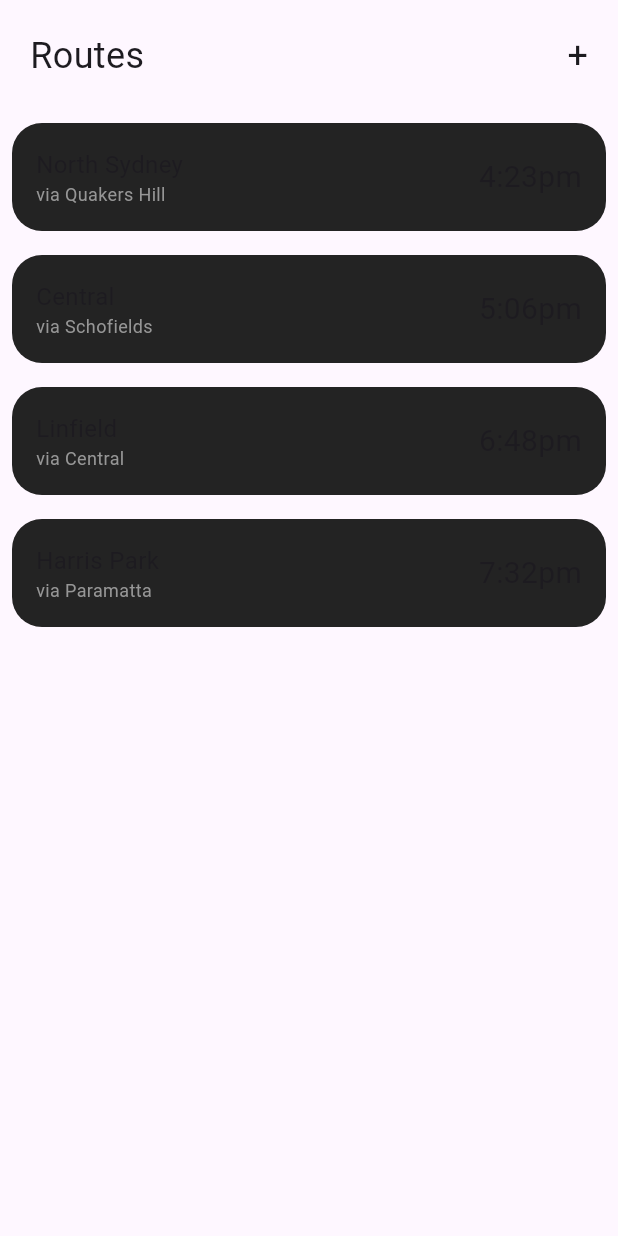
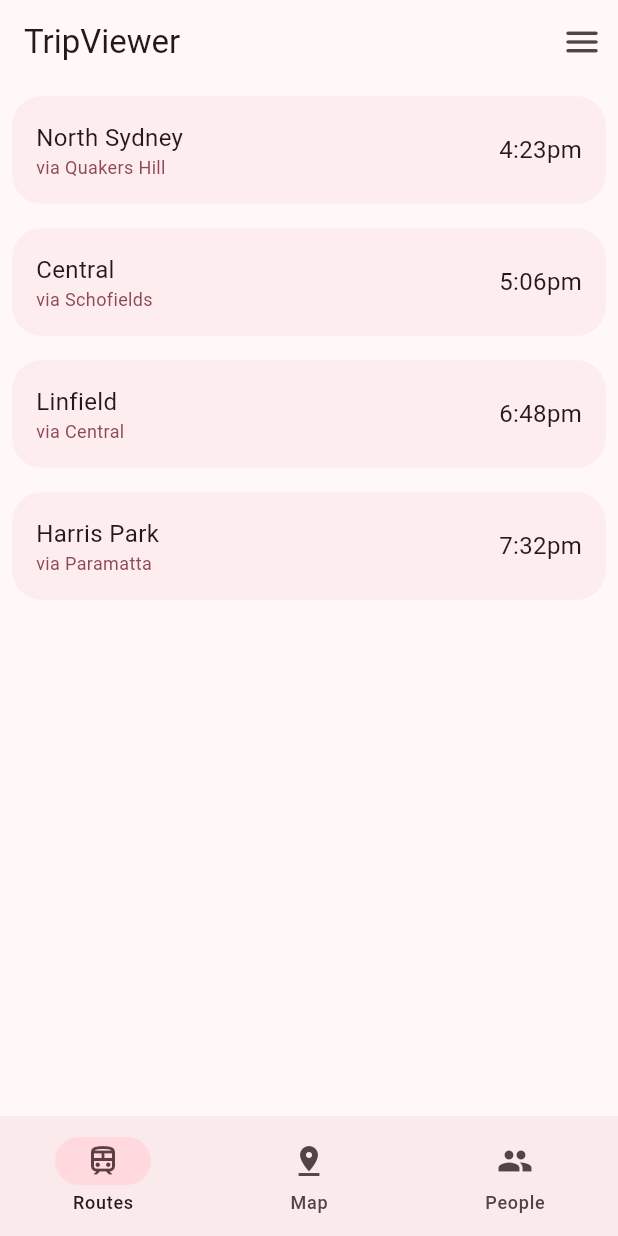
Before and after one commit to brynblack/tripviewer, a Flutter app: the screen it shows after launch, on a phone screen of 412 x 824 dp. Run offline on Flutter 3.47's test engine with Material 3 defaults, Android fonts, the light colour scheme and no system bars; drawn by our look-alikes of dynamic_color.

Commit message:
feat: now using dynamic colour

```diff
--- a/lib/main.dart
+++ b/lib/main.dart
@@ -1,20 +1,32 @@
+import 'package:dynamic_color/dynamic_color.dart';
 import 'package:flutter/material.dart';
+import 'package:flutter/services.dart';
 
-void main() {
-  runApp(const MyApp());
-}
+void main() => runApp(const TripViewer());
 
-class MyApp extends StatelessWidget {
-  const MyApp({super.key});
+class TripViewer extends StatelessWidget {
+  const TripViewer({super.key});
+
+  static final _defaultLightColorScheme = ColorScheme.fromSeed(
+      seedColor: Colors.pink, brightness: Brightness.light);
+
+  static final _defaultDarkColorScheme =
+      ColorScheme.fromSeed(seedColor: Colors.pink, brightness: Brightness.dark);
 
   @override
   Widget build(BuildContext context) {
+    return DynamicColorBuilder(builder: (lightColorScheme, darkColorScheme) {
       return MaterialApp(
         title: 'TripViewer',
-      theme: ThemeData.light(useMaterial3: true),
-      darkTheme: ThemeData.dark(useMaterial3: true),
+        theme: ThemeData(
+            colorScheme: lightColorScheme ?? _defaultLightColorScheme,
+            useMaterial3: true),
+        darkTheme: ThemeData(
+            colorScheme: darkColorScheme ?? _defaultDarkColorScheme,
+            useMaterial3: true),
         home: const HomePage(),
       );
+    });
   }
 }
 
@@ -36,9 +48,9 @@ class TripCard extends StatelessWidget {
     return Padding(
         padding: const EdgeInsets.all(8),
         child: Container(
-            decoration: const BoxDecoration(
-                color: Color.fromARGB(255, 35, 35, 35),
-                borderRadius: BorderRadius.all(Radius.circular(20))),
+            decoration: BoxDecoration(
+                color: Theme.of(context).colorScheme.onInverseSurface,
+                borderRadius: const BorderRadius.all(Radius.circular(20))),
             padding: const EdgeInsets.all(16),
             child: Row(
               mainAxisAlignment: MainAxisAlignment.spaceBetween,
@@ -50,39 +62,60 @@ class TripCard extends StatelessWidget {
                   ),
                   Text(
                     'via $from',
-                    style: const TextStyle(
+                    style: TextStyle(
                       fontSize: 12,
-                        color: Color.fromARGB(255, 150, 150, 150)),
+                      color: Theme.of(context).colorScheme.primary,
+                    ),
                   ),
                 ]),
                 Text(
                   time,
-                  style: const TextStyle(fontSize: 20),
+                  style: const TextStyle(fontSize: 16),
                 ),
               ],
             )));
   }
 }
 
+class Destination {
+  const Destination(this.index, this.title, this.icon, this.selectedIcon);
+
+  final int index;
+  final String title;
+  final IconData icon;
+  final IconData selectedIcon;
+}
+
 class _HomePageState extends State<HomePage> {
+  int currentPageIndex = 0;
+
+  static const List<Destination> allDestinations = <Destination>[
+    Destination(0, 'Routes', Icons.train, Icons.train_outlined),
+    Destination(1, 'Map', Icons.pin_drop, Icons.pin_drop_outlined),
+    Destination(2, 'People', Icons.people, Icons.people_outline),
+  ];
+
   @override
   Widget build(BuildContext context) {
-    return const Scaffold(
-      body: SafeArea(
-          child: Center(
-        child: Column(
-          children: <Widget>[
-            Padding(
-                padding: EdgeInsets.all(20),
-                child: Row(
-                  mainAxisAlignment: MainAxisAlignment.spaceBetween,
-                  children: [
-                    Text('Routes', style: TextStyle(fontSize: 24)),
-                    Text('+', style: TextStyle(fontSize: 24)),
+    SystemChrome.setEnabledSystemUIMode(SystemUiMode.edgeToEdge);
+    return Scaffold(
+      appBar: AppBar(
+        title: const Text('TripViewer'),
+        actions: [
+          IconButton(
+            icon: const Icon(Icons.menu_rounded),
+            tooltip: 'Options',
+            iconSize: 28.0,
+            onPressed: () => {},
+          )
         ],
-                )),
-            Column(
-              children: [
+        systemOverlayStyle: const SystemUiOverlayStyle(
+            statusBarColor: Colors.transparent,
+            systemNavigationBarColor: Colors.transparent),
+      ),
+      body: <Widget>[
+        ListView(
+          children: const [
             TripCard(
               to: 'North Sydney',
               from: 'Quakers Hill',
@@ -104,10 +137,27 @@ class _HomePageState extends State<HomePage> {
               time: '7:32pm',
             ),
           ],
-            )
-          ],
         ),
-      )),
+        const Text('insert map here'),
+        const Text('insert people here')
+      ][currentPageIndex],
+      bottomNavigationBar: NavigationBar(
+        onDestinationSelected: (int index) {
+          setState(() {
+            currentPageIndex = index;
+          });
+        },
+        selectedIndex: currentPageIndex,
+        destinations: allDestinations.map<NavigationDestination>(
+          (Destination destination) {
+            return NavigationDestination(
+              icon: Icon(destination.icon),
+              selectedIcon: Icon(destination.selectedIcon),
+              label: destination.title,
+            );
+          },
+        ).toList(),
+      ),
     );
   }
 }
--- a/pubspec.yaml
+++ b/pubspec.yaml
@@ -35,6 +35,7 @@ dependencies:
   # The following adds the Cupertino Icons font to your application.
   # Use with the CupertinoIcons class for iOS style icons.
   cupertino_icons: ^1.0.6
+  dynamic_color: ^1.7.0
 
 dev_dependencies:
   flutter_test:
```
Also changed, not shown: pubspec.lock, 6 other files. Lines whose indentation alone changed are shown as unchanged.
